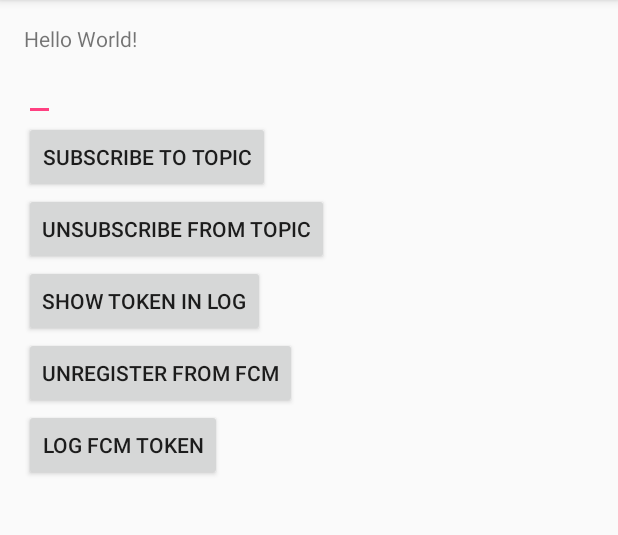
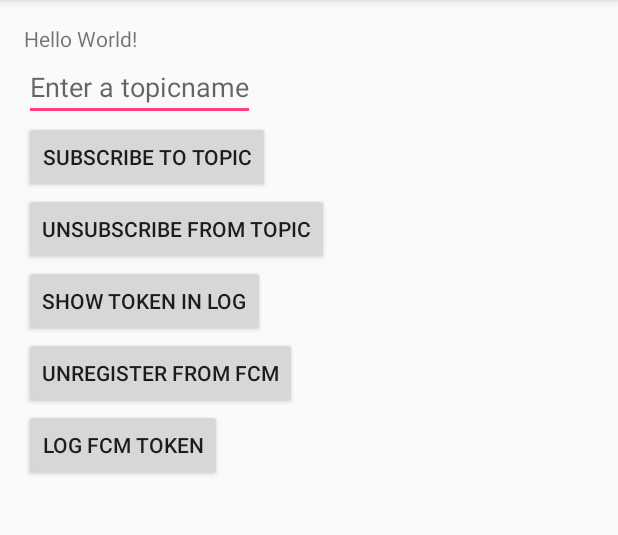
Before and after one commit to NielsMasdorp/fcmmessaging, an Android app: the screen it shows after launch (MainActivity), on a phone screen of 412 x 824 dp, the part 84-619 px from its top. Run offline under Robolectric (Android 15) with nearby library versions, the phone set to English and light mode, and no system bars; libraries missing offline, so code that uses them is left out: rx.android.schedulers, rx.schedulers.

```diff
--- a/app/src/main/res/layout/activity_main.xml
+++ b/app/src/main/res/layout/activity_main.xml
@@ -15,6 +15,7 @@
 
     <EditText
             android:id="@+id/topicName"
+            android:hint="Enter a topicname"
             android:layout_width="wrap_content"
             android:layout_height="wrap_content"/>
 
```
